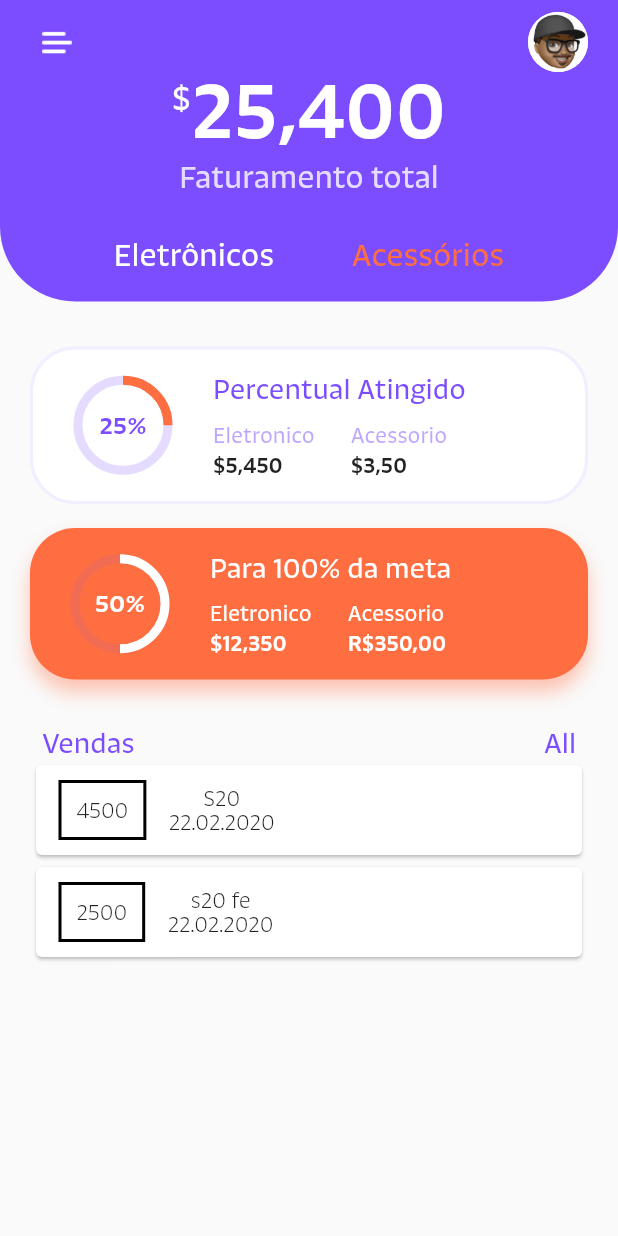
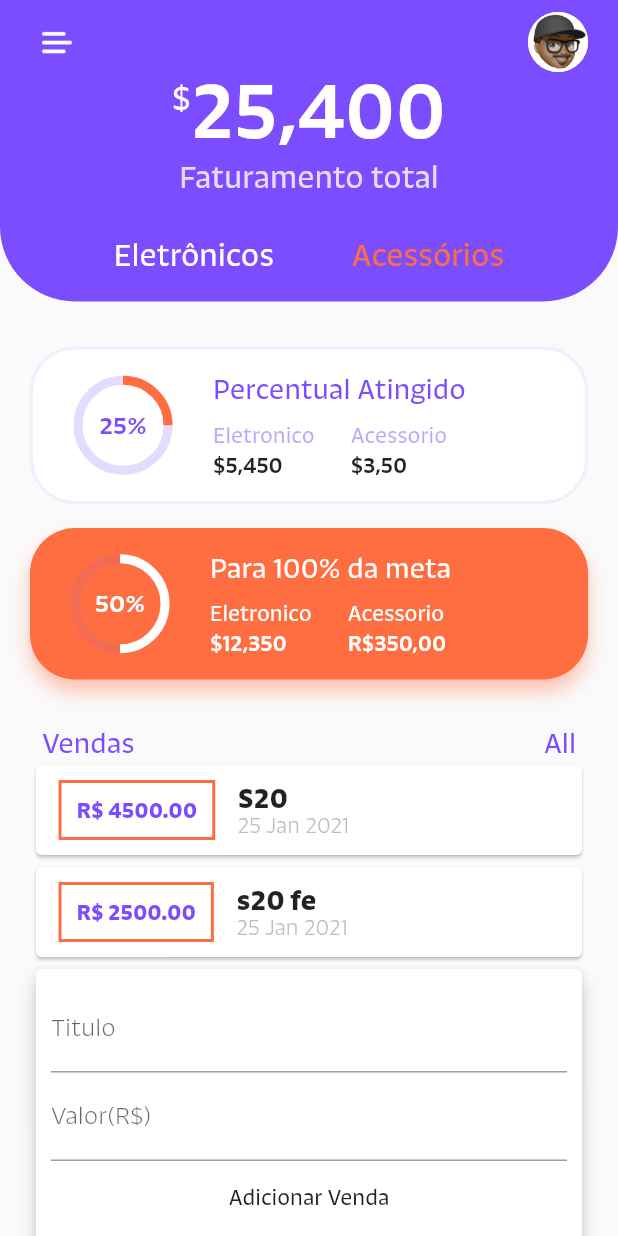
Before and after one commit to leanjr99/metas_consultor_ssg, a Flutter app: the screen it shows after launch, on a phone screen of 412 x 824 dp. Run offline on Flutter 3.47's test engine with Material 2 defaults, Android fonts, the phone set to English and light mode, and no system bars.

Commit message:
criação de sessoes

```diff
--- /dev/null
+++ b/lib/components/transaction_list.dart
@@ -0,0 +1,62 @@
+import 'package:flutter/material.dart';
+import 'package:metas_consultor_ssg/transaction_model.dart';
+import 'package:intl/intl.dart';
+
+class TransactionList extends StatelessWidget {
+  static const Color _primaryColor = Colors.deepPurpleAccent;
+  static const Color _secondaryColor = Colors.deepOrangeAccent;
+
+  final List<TransactionModel> transactions;
+TransactionList(this.transactions);
+
+  @override
+  Widget build(BuildContext context) {
+    return Column(
+      children: transactions.map((tr) {
+        return Card(
+          child: Row(
+            children: <Widget>[
+              Container(
+                margin: EdgeInsets.symmetric(
+                  horizontal: 15,
+                  vertical: 10,
+                ),
+                decoration: BoxDecoration(
+                  border: Border.all(
+                    color: _secondaryColor,
+                    width: 2,
+                  ),
+                ),
+                padding: EdgeInsets.all(10),
+                child: Text(
+                  'R\$ ${tr.amount.toStringAsFixed(2)}',
+                  style: TextStyle(
+                    fontWeight: FontWeight.bold,
+                    fontSize: 14,
+                    color: _primaryColor,
+                  ),
+                ),
+              ),
+              Column(
+                  crossAxisAlignment: CrossAxisAlignment.start,
+                  children: <Widget>[
+                    Text(
+                      tr.name,
+                      style: TextStyle(
+                        fontSize: 18,
+                        fontWeight: FontWeight.bold,
+                      ),
+                    ),
+                    Text(DateFormat('d MMM y').format(tr.date),
+                        style: TextStyle(
+                          fontSize: 14,
+                          color: Colors.grey[400],
+                        )),
+                  ]),
+            ],
+          ),
+        );
+      }).toList(),
+    );
+  }
+}
--- /dev/null
+++ b/lib/components/transaction_user.dart
@@ -0,0 +1,35 @@
+import 'package:flutter/material.dart';
+import 'vendas_form.dart';
+import 'transaction_list.dart';
+import '../transaction_model.dart';
+
+class TransactionUser extends StatefulWidget {
+  @override
+  _TransactionUserState createState() => _TransactionUserState();
+}
+
+class _TransactionUserState extends State<TransactionUser> {
+
+  final _transactionList = [
+    TransactionModel(
+      name: "S20",
+      date: DateTime.now(),
+      amount: 4500,
+    ),
+    TransactionModel(
+      name: "s20 fe",
+      date: DateTime.now(),
+      amount: 2500,
+    ),
+  ];
+
+  @override
+  Widget build(BuildContext context) {
+    return Column(
+      children: <Widget>[
+        TransactionList(_transactionList),
+        VendasForm(),
+      ],
+    );
+  }
+}
--- /dev/null
+++ b/lib/components/vendas_form.dart
@@ -0,0 +1,38 @@
+import 'package:flutter/material.dart';
+import 'transaction_list.dart';
+
+class VendasForm extends StatelessWidget {
+  final titleController = TextEditingController();
+  final valueController = TextEditingController();
+
+  @override
+  Widget build(BuildContext context) {
+    return  Card(
+      elevation: 5,
+      child: Padding(
+        padding: const EdgeInsets.all(10),
+        child: Column(children: <Widget>[
+          TextField(
+            controller: titleController,
+            decoration: InputDecoration(
+              labelText: 'Titulo',
+            ),
+          ),
+          TextField(
+            controller: valueController,
+            decoration: InputDecoration(
+              labelText: 'Valor(R\$)',
+            ),
+          ),
+          FlatButton(
+            child: Text('Adicionar Venda'),
+            onPressed: () {
+              print(titleController.text);
+              print(valueController.text);
+            },
+          )
+        ]),
+      ),
+    );
+  }
+}
--- a/lib/home_page.dart
+++ b/lib/home_page.dart
@@ -1,5 +1,7 @@
 import 'package:flutter/material.dart';
-import 'package:metas_consultor_ssg/transaction_model.dart';
+import 'package:metas_consultor_ssg/components/vendas_form.dart';
+import 'components/transaction_list.dart';
+import 'components/transaction_user.dart';
 
 class HomePage extends StatefulWidget {
   @override
@@ -12,18 +14,7 @@ class _HomePageState extends State<HomePage> {
   static const Color _primaryColor = Colors.deepPurpleAccent;
   static const Color _secondaryColor = Colors.deepOrangeAccent;
 
-  List<TransactionModel> _transactionList = [
-    TransactionModel(
-      name: "S20",
-      date: '22.02.2020',
-      amount: '4500',
-    ),
-    TransactionModel(
-      name: "s20 fe",
-      date: '22.02.2020',
-      amount: '2500',
-    ),
-  ];
+
 
   /// **********************************************
   /// LIFE CYCLE METHODS
@@ -180,6 +171,10 @@ class _HomePageState extends State<HomePage> {
 
   /// Main Body
   Expanded _mainBody() {
+    String title;
+    String value;
+
+
     return Expanded(
       child: SingleChildScrollView(
         padding: EdgeInsets.symmetric(horizontal: 20, vertical: 30),
@@ -232,34 +227,7 @@ class _HomePageState extends State<HomePage> {
                     ],
                   ),
                 ),
-                Column(
-                  children: _transactionList.map((tr) {
-                    return Card(
-                      child: Row(
-                        children: <Widget>[
-                          Container(
-                            margin: EdgeInsets.symmetric(
-                              horizontal: 15,
-                              vertical: 10,
-                            ),
-                            decoration: BoxDecoration(
-                              border: Border.all(
-                                color: Colors.black,
-                                width: 2,
-                              ),
-                            ),
-                        padding:EdgeInsets.all(10),
-                            child: Text(tr.amount.toString()),
-                          ),
-                          Column(children: <Widget>[
-                            Text(tr.name),
-                            Text(tr.date),
-                          ]),
-                        ],
-                      ),
-                    );
-                  }).toList(),
-                )
+              TransactionUser(),
               ],
             ),
           ],
--- a/lib/main.dart
+++ b/lib/main.dart
@@ -1,4 +1,5 @@
 import 'package:flutter/material.dart';
+import 'package:intl/intl.dart';
 
 import 'home_page.dart';
 
--- a/lib/transaction_model.dart
+++ b/lib/transaction_model.dart
@@ -4,8 +4,8 @@ import 'package:flutter/foundation.dart';
 class TransactionModel {
 
   final String name;
-  final String date;
-  final String amount;
+  final DateTime date;
+  final int amount;
 
   const TransactionModel({
 
--- a/pubspec.yaml
+++ b/pubspec.yaml
@@ -23,6 +23,7 @@ environment:
 dependencies:
   flutter:
     sdk: flutter
+  intl: 0.16.1
 
 
   # The following adds the Cupertino Icons font to your application.
```
Also changed, not shown: lib/transaction_list.dart (deleted, +0 -17 lines), pubspec.lock.
